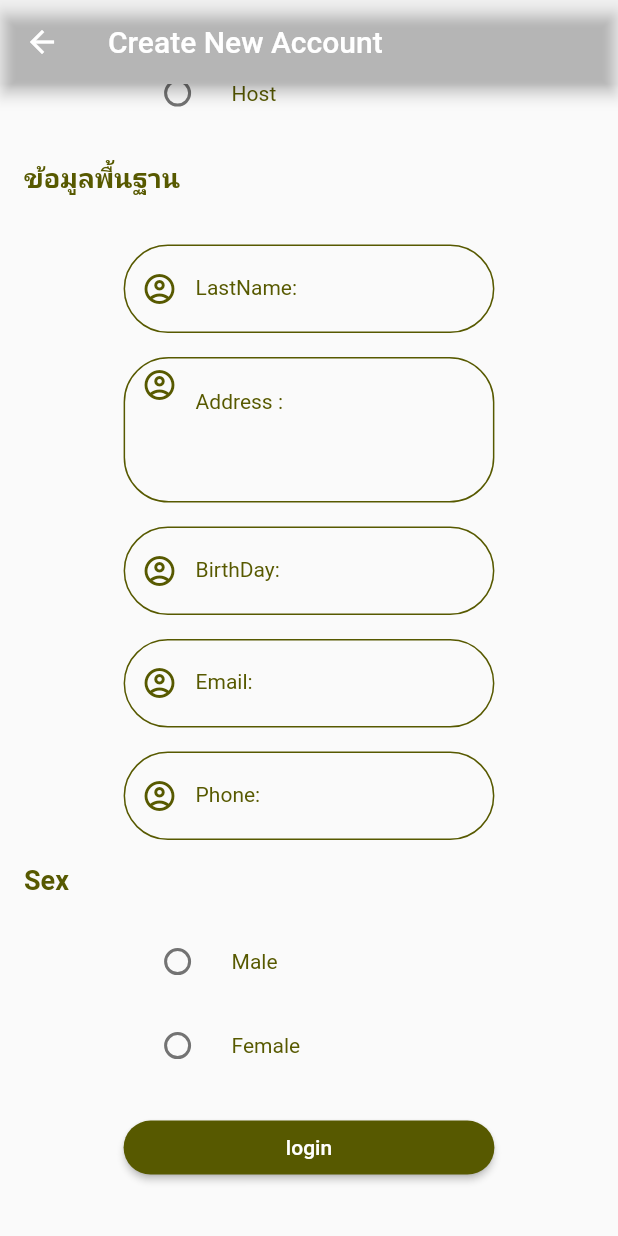
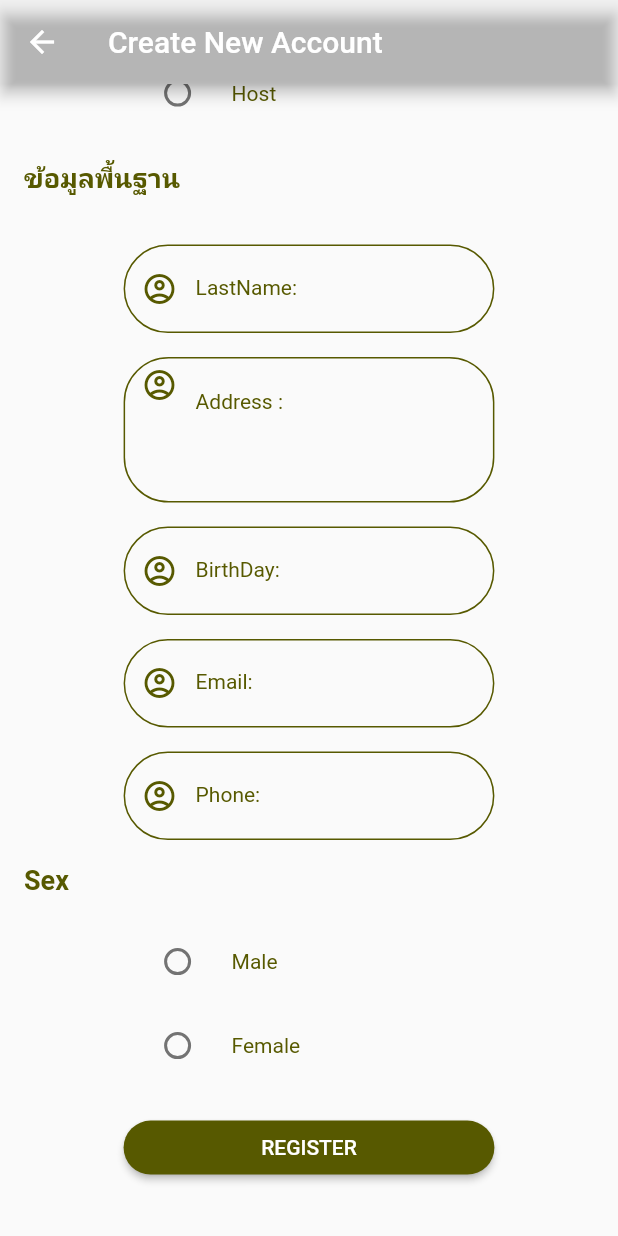
Before and after one commit to taskeen073/realshaman, a Flutter app: the CreateAccount screen opened by its route, scrolled down 576 dp, on a phone screen of 412 x 824 dp. Run offline on Flutter 3.47's test engine with Material 2 defaults, Android fonts, the phone set to English and light mode, and no system bars.

Commit message:
--- Auto-Git Commit ---

```diff
--- a/lib/authen.dart
+++ b/lib/authen.dart
@@ -62,7 +62,7 @@ class _AuthenState extends State<Authen> {
           child: ElevatedButton(
               style: MyConstant().mybtstyle(),
               onPressed: () {},
-              child: Text('login')),
+              child: Text('LOGIN')),
         )
       ],
     );
--- a/lib/create_account.dart
+++ b/lib/create_account.dart
@@ -46,7 +46,7 @@ class _CreateAccountState extends State<CreateAccount> {
             buildTitle1('Sex'),
             buildRadioMale(size),
             buildRadioFemale(size),
-            buildLogin(size)
+            buildRegister(size)
           ],
         ),
       ),
@@ -377,7 +377,7 @@ class _CreateAccountState extends State<CreateAccount> {
     );
   }
 
-  Row buildLogin(double size) {
+  Row buildRegister(double size) {
     return Row(
       mainAxisAlignment: MainAxisAlignment.center,
       children: [
@@ -387,7 +387,7 @@ class _CreateAccountState extends State<CreateAccount> {
           child: ElevatedButton(
               style: MyConstant().mybtstyle(),
               onPressed: () {},
-              child: Text('login')),
+              child: Text('REGISTER')),
         )
       ],
     );
```
Also changed, not shown: pubspec.yaml (+3 -6 lines), .autogit/logs/log-24-8-2021-4-39-33.txt (added), pubspec.lock.
